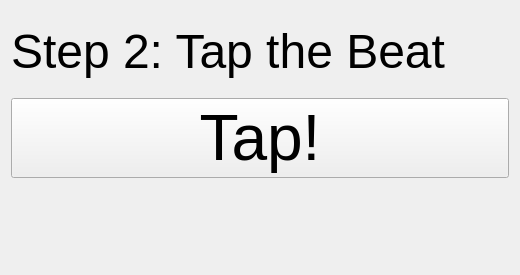
Qt form src/speakeasy/tapper/QTCreatorFiles/tapBeat/tapBeat.ui (ros-visualization/speakeasy) before a commit.
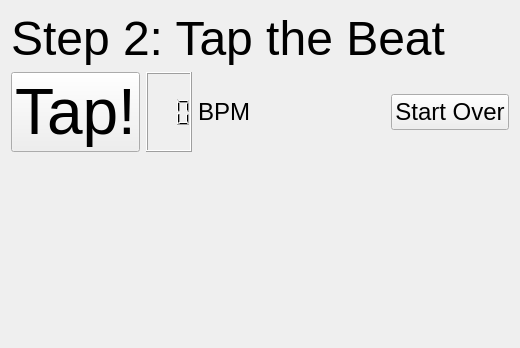
The same form after that commit.

Commit message: Finished song selection and tapping panel. Various small fixes in music_player.

Patch:
```diff
--- a/src/speakeasy/tapper/QTCreatorFiles/tapBeat/tapBeat.ui
+++ b/src/speakeasy/tapper/QTCreatorFiles/tapBeat/tapBeat.ui
@@ -7,7 +7,7 @@
     <x>0</x>
     <y>0</y>
     <width>520</width>
-    <height>275</height>
+    <height>348</height>
    </rect>
   </property>
   <property name="windowTitle">
@@ -15,7 +15,15 @@
   </property>
   <layout class="QVBoxLayout" name="verticalLayout">
    <item>
+    <layout class="QVBoxLayout" name="outerVBox">
+     <item>
     <widget class="QLabel" name="step2">
+       <property name="sizePolicy">
+        <sizepolicy hsizetype="Preferred" vsizetype="Minimum">
+         <horstretch>0</horstretch>
+         <verstretch>0</verstretch>
+        </sizepolicy>
+       </property>
      <property name="font">
       <font>
        <pointsize>36</pointsize>
@@ -27,7 +35,15 @@
     </widget>
    </item>
    <item>
+      <layout class="QHBoxLayout" name="tapButtonAndLCDHBox">
+       <item>
     <widget class="QPushButton" name="tapButton">
+         <property name="sizePolicy">
+          <sizepolicy hsizetype="Minimum" vsizetype="Minimum">
+           <horstretch>0</horstretch>
+           <verstretch>0</verstretch>
+          </sizepolicy>
+         </property>
      <property name="font">
       <font>
        <pointsize>48</pointsize>
@@ -39,7 +55,73 @@
     </widget>
    </item>
    <item>
-    <widget class="QWidget" name="recorderContainerWidget" native="true"/>
+        <widget class="QLCDNumber" name="beatPeriodLCD">
+         <property name="sizePolicy">
+          <sizepolicy hsizetype="Minimum" vsizetype="Minimum">
+           <horstretch>0</horstretch>
+           <verstretch>0</verstretch>
+          </sizepolicy>
+         </property>
+         <property name="font">
+          <font>
+           <pointsize>18</pointsize>
+          </font>
+         </property>
+         <property name="numDigits">
+          <number>3</number>
+         </property>
+        </widget>
+       </item>
+       <item>
+        <widget class="QLabel" name="bpmLabel">
+         <property name="font">
+          <font>
+           <pointsize>18</pointsize>
+          </font>
+         </property>
+         <property name="text">
+          <string>BPM</string>
+         </property>
+        </widget>
+       </item>
+       <item>
+        <spacer name="horizontalSpacer">
+         <property name="orientation">
+          <enum>Qt::Horizontal</enum>
+         </property>
+         <property name="sizeHint" stdset="0">
+          <size>
+           <width>40</width>
+           <height>20</height>
+          </size>
+         </property>
+        </spacer>
+       </item>
+       <item>
+        <widget class="QPushButton" name="tapResetButton">
+         <property name="font">
+          <font>
+           <pointsize>18</pointsize>
+          </font>
+         </property>
+         <property name="text">
+          <string>Start Over</string>
+         </property>
+        </widget>
+       </item>
+      </layout>
+     </item>
+     <item>
+      <widget class="QWidget" name="recorderContainerWidget" native="true">
+       <property name="sizePolicy">
+        <sizepolicy hsizetype="Preferred" vsizetype="MinimumExpanding">
+         <horstretch>0</horstretch>
+         <verstretch>0</verstretch>
+        </sizepolicy>
+       </property>
+      </widget>
+     </item>
+    </layout>
    </item>
   </layout>
  </widget>
```
Lines whose indentation alone changed are shown as unchanged. The commit also changes 6 other files.
